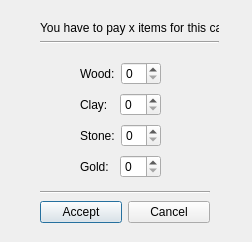
Scuffed-Boardgames/Qt-StoneAge, file Code/StoneAge/payciv.ui: the form before one commit.
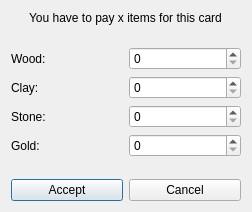
The form after the commit.

Commit message: implemented civcards (done (except for pick resource))

What changed in the file:
```diff
--- a/Code/StoneAge/payciv.ui
+++ b/Code/StoneAge/payciv.ui
@@ -7,22 +7,38 @@
     <x>0</x>
     <y>0</y>
     <width>252</width>
-    <height>242</height>
+    <height>212</height>
    </rect>
   </property>
   <property name="windowTitle">
    <string>Dialog</string>
   </property>
-  <widget class="QWidget" name="layoutWidget">
-   <property name="geometry">
-    <rect>
-     <x>80</x>
-     <y>60</y>
-     <width>81</width>
-     <height>120</height>
-    </rect>
-   </property>
-   <layout class="QVBoxLayout" name="resourceLayout">
+  <layout class="QVBoxLayout" name="verticalLayout_3">
+   <item alignment="Qt::AlignHCenter">
+    <widget class="QLabel" name="payLabel">
+     <property name="text">
+      <string>You have to pay x items for this card</string>
+     </property>
+    </widget>
+   </item>
+   <item>
+    <spacer name="verticalSpacer">
+     <property name="orientation">
+      <enum>Qt::Vertical</enum>
+     </property>
+     <property name="sizeType">
+      <enum>QSizePolicy::Preferred</enum>
+     </property>
+     <property name="sizeHint" stdset="0">
+      <size>
+       <width>20</width>
+       <height>40</height>
+      </size>
+     </property>
+    </spacer>
+   </item>
+   <item>
+    <layout class="QVBoxLayout" name="verticalLayout_2">
     <item>
      <layout class="QHBoxLayout" name="horizontalLayout_3">
       <item>
@@ -80,23 +96,22 @@
      </layout>
     </item>
    </layout>
-  </widget>
-  <widget class="QWidget" name="">
-   <property name="geometry">
-    <rect>
-     <x>40</x>
-     <y>190</y>
-     <width>170</width>
-     <height>34</height>
-    </rect>
-   </property>
-   <layout class="QVBoxLayout" name="verticalLayout">
+   </item>
     <item>
-     <widget class="Line" name="line">
+    <spacer name="verticalSpacer_2">
       <property name="orientation">
-       <enum>Qt::Horizontal</enum>
-      </property>
-     </widget>
+      <enum>Qt::Vertical</enum>
+     </property>
+     <property name="sizeType">
+      <enum>QSizePolicy::Preferred</enum>
+     </property>
+     <property name="sizeHint" stdset="0">
+      <size>
+       <width>20</width>
+       <height>40</height>
+      </size>
+     </property>
+    </spacer>
     </item>
     <item>
      <layout class="QHBoxLayout" name="horizontalLayout_5">
@@ -117,33 +132,6 @@
      </layout>
     </item>
    </layout>
-  </widget>
-  <widget class="QWidget" name="">
-   <property name="geometry">
-    <rect>
-     <x>40</x>
-     <y>20</y>
-     <width>179</width>
-     <height>24</height>
-    </rect>
-   </property>
-   <layout class="QVBoxLayout" name="verticalLayout_2">
-    <item>
-     <widget class="QLabel" name="payLabel">
-      <property name="text">
-       <string>You have to pay x items for this card</string>
-      </property>
-     </widget>
-    </item>
-    <item>
-     <widget class="Line" name="line_2">
-      <property name="orientation">
-       <enum>Qt::Horizontal</enum>
-      </property>
-     </widget>
-    </item>
-   </layout>
-  </widget>
  </widget>
  <resources/>
  <connections/>
```
Lines whose indentation alone changed are shown as unchanged. The commit also changes 9 other files.
